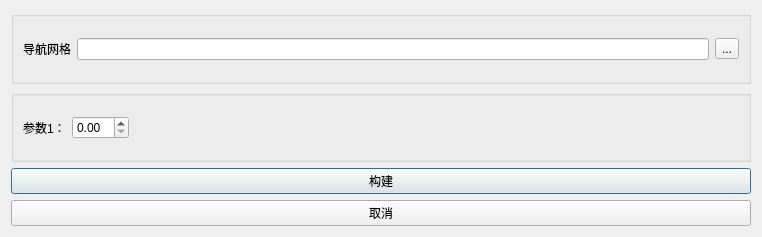
First picture: the form in src/Runtime/Widgets/NavMeshParamsDlg.ui, repository StoneHappy/for_graduation, before the edit.
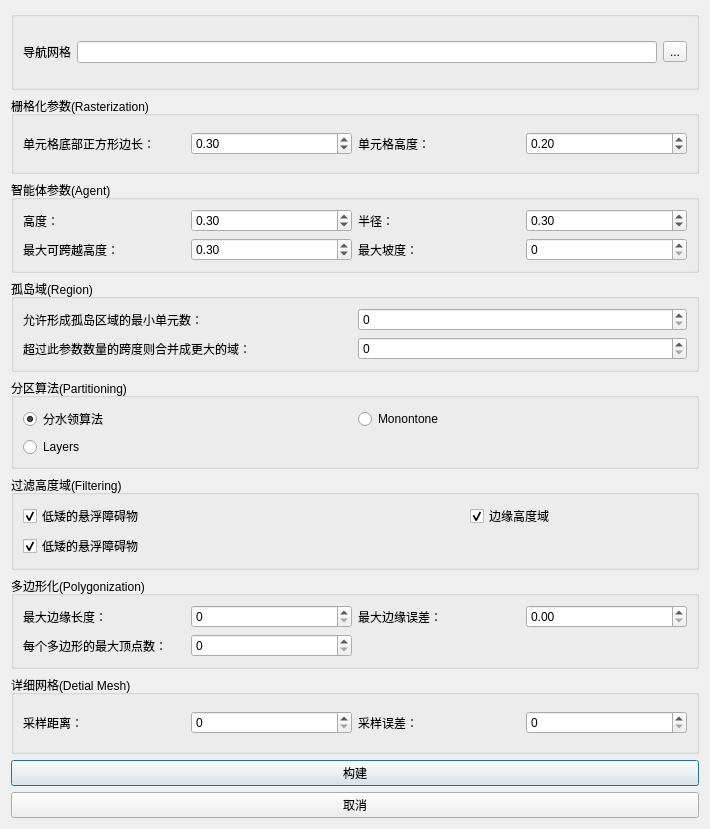
Second picture: the form after the edit.

Commit message: ✨ feat: navmesh params

Patch:
```diff
--- a/src/Runtime/Widgets/NavMeshParamsDlg.ui
+++ b/src/Runtime/Widgets/NavMeshParamsDlg.ui
@@ -6,8 +6,8 @@
    <rect>
     <x>0</x>
     <y>0</y>
-    <width>762</width>
-    <height>237</height>
+    <width>710</width>
+    <height>829</height>
    </rect>
   </property>
   <property name="windowTitle">
@@ -43,31 +43,318 @@
    <item>
     <widget class="QGroupBox" name="groupBox_2">
      <property name="title">
-      <string/>
+      <string>栅格化参数(Rasterization)</string>
      </property>
-     <layout class="QHBoxLayout" name="horizontalLayout_2">
-      <item>
+     <layout class="QGridLayout" name="gridLayout">
+      <item row="0" column="2">
+       <widget class="QLabel" name="label_3">
+        <property name="text">
+         <string>单元格高度：</string>
+        </property>
+       </widget>
+      </item>
+      <item row="0" column="0">
        <widget class="QLabel" name="label_2">
         <property name="text">
-         <string>参数1：</string>
+         <string>单元格底部正方形边长：</string>
         </property>
        </widget>
       </item>
-      <item>
-       <widget class="QDoubleSpinBox" name="doubleSpinBox"/>
+      <item row="0" column="1">
+       <widget class="QDoubleSpinBox" name="doubleSpinBox">
+        <property name="minimum">
+         <double>0.100000000000000</double>
+        </property>
+        <property name="maximum">
+         <double>1.000000000000000</double>
+        </property>
+        <property name="singleStep">
+         <double>0.100000000000000</double>
+        </property>
+        <property name="value">
+         <double>0.300000000000000</double>
+        </property>
+       </widget>
       </item>
-      <item>
-       <spacer name="horizontalSpacer">
-        <property name="orientation">
-         <enum>Qt::Horizontal</enum>
+      <item row="0" column="3">
+       <widget class="QDoubleSpinBox" name="doubleSpinBox_2">
+        <property name="minimum">
+         <double>0.100000000000000</double>
         </property>
-        <property name="sizeHint" stdset="0">
-         <size>
-          <width>40</width>
-          <height>20</height>
-         </size>
+        <property name="maximum">
+         <double>1.000000000000000</double>
         </property>
-       </spacer>
+        <property name="singleStep">
+         <double>0.100000000000000</double>
+        </property>
+        <property name="value">
+         <double>0.200000000000000</double>
+        </property>
+       </widget>
+      </item>
+     </layout>
+    </widget>
+   </item>
+   <item>
+    <widget class="QGroupBox" name="groupBox_3">
+     <property name="title">
+      <string>智能体参数(Agent)</string>
+     </property>
+     <layout class="QGridLayout" name="gridLayout_2">
+      <item row="0" column="2">
+       <widget class="QLabel" name="label_5">
+        <property name="text">
+         <string>半径：</string>
+        </property>
+       </widget>
+      </item>
+      <item row="0" column="3">
+       <widget class="QDoubleSpinBox" name="doubleSpinBox_4">
+        <property name="minimum">
+         <double>0.100000000000000</double>
+        </property>
+        <property name="maximum">
+         <double>1.000000000000000</double>
+        </property>
+        <property name="singleStep">
+         <double>0.100000000000000</double>
+        </property>
+        <property name="value">
+         <double>0.300000000000000</double>
+        </property>
+       </widget>
+      </item>
+      <item row="0" column="0">
+       <widget class="QLabel" name="label_4">
+        <property name="text">
+         <string>高度：</string>
+        </property>
+       </widget>
+      </item>
+      <item row="0" column="1">
+       <widget class="QDoubleSpinBox" name="doubleSpinBox_3">
+        <property name="minimum">
+         <double>0.100000000000000</double>
+        </property>
+        <property name="maximum">
+         <double>1.000000000000000</double>
+        </property>
+        <property name="singleStep">
+         <double>0.100000000000000</double>
+        </property>
+        <property name="value">
+         <double>0.300000000000000</double>
+        </property>
+       </widget>
+      </item>
+      <item row="1" column="0">
+       <widget class="QLabel" name="label_6">
+        <property name="text">
+         <string>最大可跨越高度：</string>
+        </property>
+       </widget>
+      </item>
+      <item row="1" column="1">
+       <widget class="QDoubleSpinBox" name="doubleSpinBox_5">
+        <property name="minimum">
+         <double>0.100000000000000</double>
+        </property>
+        <property name="maximum">
+         <double>1.000000000000000</double>
+        </property>
+        <property name="singleStep">
+         <double>0.100000000000000</double>
+        </property>
+        <property name="value">
+         <double>0.300000000000000</double>
+        </property>
+       </widget>
+      </item>
+      <item row="1" column="2">
+       <widget class="QLabel" name="label_7">
+        <property name="text">
+         <string>最大坡度：</string>
+        </property>
+       </widget>
+      </item>
+      <item row="1" column="3">
+       <widget class="QSpinBox" name="spinBox_6"/>
+      </item>
+     </layout>
+    </widget>
+   </item>
+   <item>
+    <widget class="QGroupBox" name="groupBox_4">
+     <property name="title">
+      <string>孤岛域(Region)</string>
+     </property>
+     <layout class="QGridLayout" name="gridLayout_3">
+      <item row="0" column="0">
+       <widget class="QLabel" name="label_8">
+        <property name="text">
+         <string>允许形成孤岛区域的最小单元数：</string>
+        </property>
+       </widget>
+      </item>
+      <item row="1" column="0">
+       <widget class="QLabel" name="label_9">
+        <property name="text">
+         <string>超过此参数数量的跨度则合并成更大的域：</string>
+        </property>
+       </widget>
+      </item>
+      <item row="0" column="1">
+       <widget class="QSpinBox" name="spinBox_7"/>
+      </item>
+      <item row="1" column="1">
+       <widget class="QSpinBox" name="spinBox_8"/>
+      </item>
+     </layout>
+    </widget>
+   </item>
+   <item>
+    <widget class="QGroupBox" name="groupBox_6">
+     <property name="title">
+      <string>分区算法(Partitioning)</string>
+     </property>
+     <layout class="QGridLayout" name="gridLayout_6">
+      <item row="0" column="1">
+       <widget class="QRadioButton" name="radioButton_2">
+        <property name="text">
+         <string>Monontone</string>
+        </property>
+       </widget>
+      </item>
+      <item row="0" column="0">
+       <widget class="QRadioButton" name="radioButton">
+        <property name="text">
+         <string>分水领算法</string>
+        </property>
+        <property name="checked">
+         <bool>true</bool>
+        </property>
+       </widget>
+      </item>
+      <item row="1" column="0">
+       <widget class="QRadioButton" name="radioButton_3">
+        <property name="text">
+         <string>Layers</string>
+        </property>
+       </widget>
+      </item>
+     </layout>
+    </widget>
+   </item>
+   <item>
+    <widget class="QGroupBox" name="groupBox_5">
+     <property name="title">
+      <string>过滤高度域(Filtering)</string>
+     </property>
+     <layout class="QGridLayout" name="gridLayout_4">
+      <item row="0" column="2">
+       <widget class="QCheckBox" name="checkBox_3">
+        <property name="text">
+         <string>边缘高度域</string>
+        </property>
+        <property name="checked">
+         <bool>true</bool>
+        </property>
+       </widget>
+      </item>
+      <item row="0" column="1">
+       <widget class="QLabel" name="label_10">
+        <property name="text">
+         <string/>
+        </property>
+       </widget>
+      </item>
+      <item row="0" column="0">
+       <widget class="QCheckBox" name="checkBox">
+        <property name="text">
+         <string>低矮的悬浮障碍物</string>
+        </property>
+        <property name="checked">
+         <bool>true</bool>
+        </property>
+       </widget>
+      </item>
+      <item row="1" column="0">
+       <widget class="QCheckBox" name="checkBox_4">
+        <property name="text">
+         <string>低矮的悬浮障碍物</string>
+        </property>
+        <property name="checked">
+         <bool>true</bool>
+        </property>
+       </widget>
+      </item>
+     </layout>
+    </widget>
+   </item>
+   <item>
+    <widget class="QGroupBox" name="groupBox_8">
+     <property name="title">
+      <string>多边形化(Polygonization)</string>
+     </property>
+     <layout class="QGridLayout" name="gridLayout_8">
+      <item row="0" column="3">
+       <widget class="QDoubleSpinBox" name="doubleSpinBox_12"/>
+      </item>
+      <item row="0" column="0">
+       <widget class="QLabel" name="label_14">
+        <property name="text">
+         <string>最大边缘长度：</string>
+        </property>
+       </widget>
+      </item>
+      <item row="0" column="1">
+       <widget class="QSpinBox" name="spinBox_11"/>
+      </item>
+      <item row="0" column="2">
+       <widget class="QLabel" name="label_15">
+        <property name="text">
+         <string>最大边缘误差：</string>
+        </property>
+       </widget>
+      </item>
+      <item row="1" column="0">
+       <widget class="QLabel" name="label_16">
+        <property name="text">
+         <string>每个多边形的最大顶点数：</string>
+        </property>
+       </widget>
+      </item>
+      <item row="1" column="1">
+       <widget class="QSpinBox" name="spinBox_12"/>
+      </item>
+     </layout>
+    </widget>
+   </item>
+   <item>
+    <widget class="QGroupBox" name="groupBox_7">
+     <property name="title">
+      <string>详细网格(Detial Mesh)</string>
+     </property>
+     <layout class="QGridLayout" name="gridLayout_7">
+      <item row="0" column="0">
+       <widget class="QLabel" name="label_12">
+        <property name="text">
+         <string>采样距离：</string>
+        </property>
+       </widget>
+      </item>
+      <item row="0" column="2">
+       <widget class="QLabel" name="label_13">
+        <property name="text">
+         <string>采样误差：</string>
+        </property>
+       </widget>
+      </item>
+      <item row="0" column="1">
+       <widget class="QSpinBox" name="spinBox_9"/>
+      </item>
+      <item row="0" column="3">
+       <widget class="QSpinBox" name="spinBox_10"/>
       </item>
      </layout>
     </widget>
```
